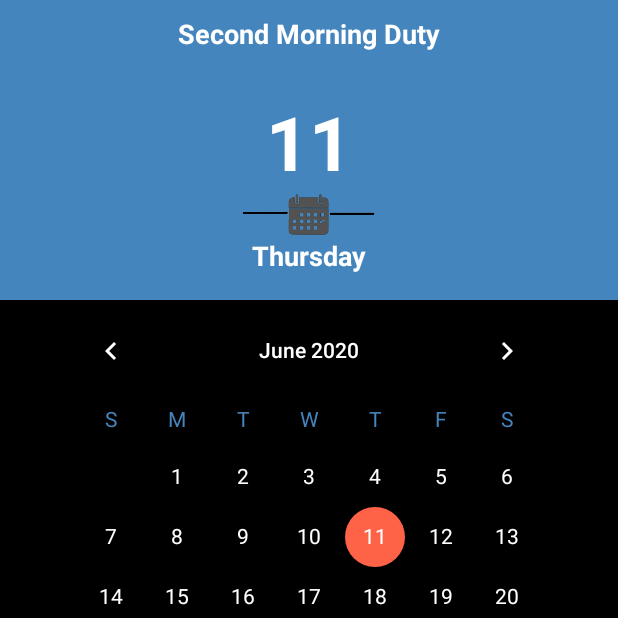
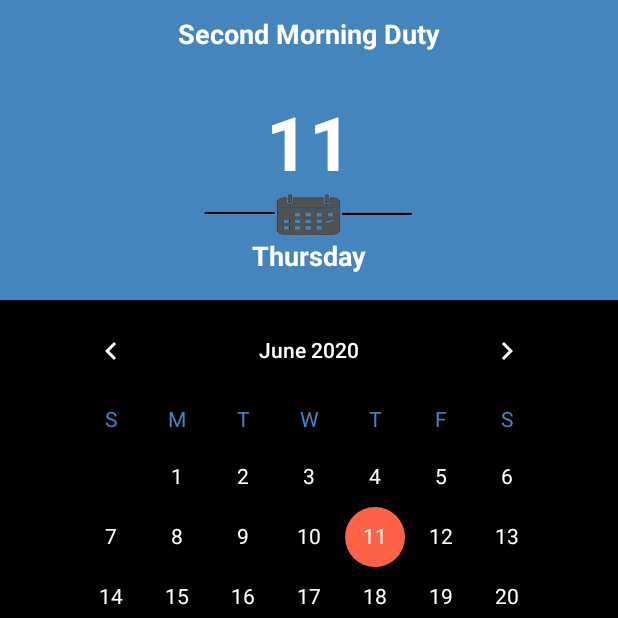
Before and after one commit to iykeafrica/ShiftSchedule, an Android app: the screen it shows after launch (MainActivity), on a phone screen of 412 x 824 dp, the top half of it. Run offline under Robolectric (Android 15) with nearby library versions, the phone set to English and light mode, and no system bars; Roboto replaces fonts that are not available here.

Commit message:
home feature

```diff
--- a/app/src/main/java/com/example/calendertestapp/MainActivity.java
+++ b/app/src/main/java/com/example/calendertestapp/MainActivity.java
@@ -53,7 +53,7 @@ public class MainActivity extends AppCompatActivity {
                 mNow = new Date(year, month, (dayOfMonth - 1));
                 dateFormatter();
 
-                mDayOfMonth.setText("" + dayOfMonth);
+                mDayOfMonth.setText("" + dayOfMonth + "");
                 shiftDutyCheck();
             }
         });
--- a/app/src/main/res/layout/activity_main.xml
+++ b/app/src/main/res/layout/activity_main.xml
@@ -45,7 +45,7 @@
                 android:id="@+id/imageView"
                 android:layout_width="match_parent"
                 android:layout_height="30dp"
-                app:srcCompat="@drawable/u_c" />
+                app:srcCompat="@drawable/u_c_2" />
 
         <TextView
             android:id="@+id/weekday_view"
```
Also changed, not shown: app/src/main/res/drawable/u_c_2.jpg (added).
